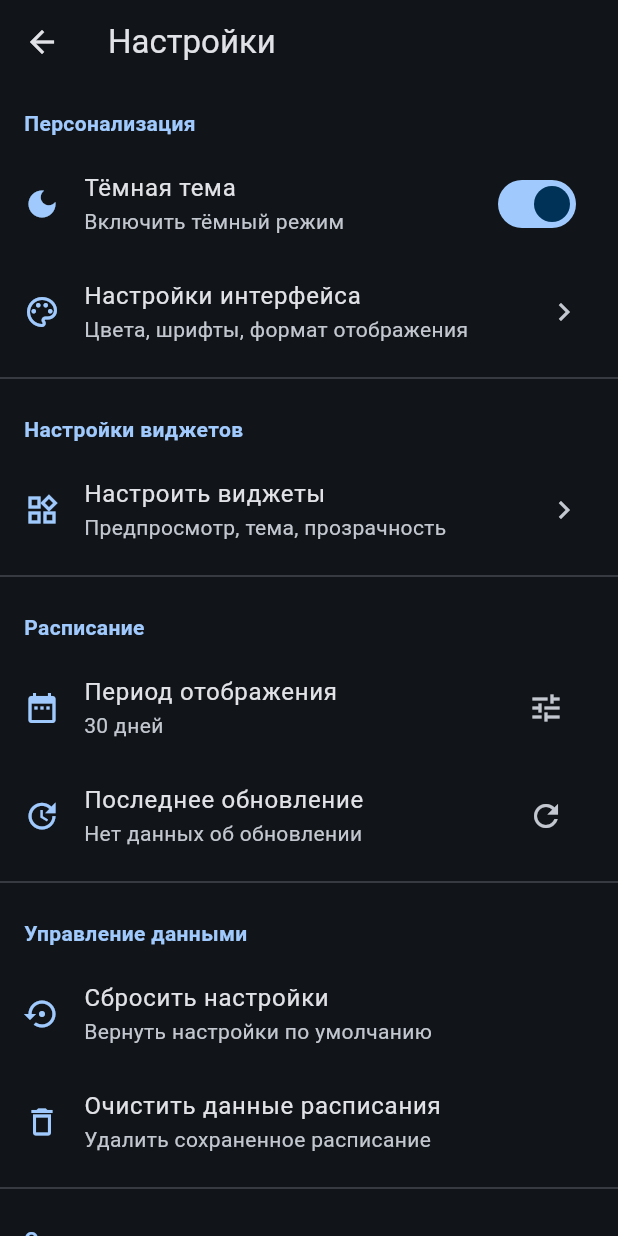
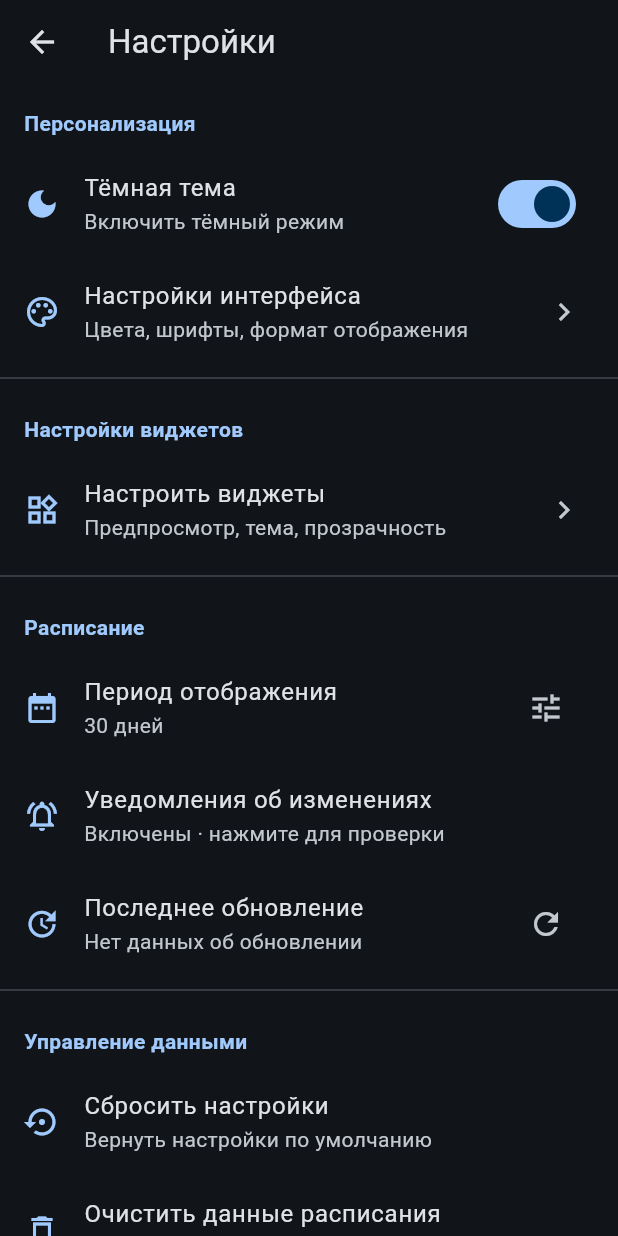
Before and after one commit to daniilgargun/MobilBTK, a Flutter app: the SettingsScreen screen opened directly, after a tap on "Тёмная тема", on a phone screen of 412 x 824 dp. Run offline on Flutter 3.47's test engine with Material 3 defaults, Android fonts, the phone set to English and light mode, and no system bars; drawn by our look-alikes of dynamic_color; our stand-ins replace awesome_snackbar_content, connectivity_plus, firebase_core, flutter_colorpicker, flutter_local_notifications, hive_flutter and 7 more; missing offline and left inert: home_widget, workmanager, yandex_mobileads; accounts and stored records are empty; network calls fail; statements that could not run were skipped.

Commit message:
Уведомления, восстановление поиска из избранного и компактные чипы
Уведомления об изменениях не приходили никогда:
- Фоновая задача Workmanager выполняется в отдельном изоляте, где
  ConnectivityService._scheduleProvider равен null и создаётся пустой
  ScheduleProvider. Из-за этого _previousScheduleData всегда оказывался
  null, сравнение расписаний не выполнялось и уведомление не отправлялось.
  Теперь снимок для сравнения берётся из базы, если в памяти пусто
- Обе стороны сравнения приводятся к актуальным дням: снимок из
  current_schedule читается с фильтром по дате, и без такой же фильтрации
  свежих данных вчерашний день с сайта выглядел бы как добавленный
- В настройках появилась строка «Уведомления об изменениях»: показывает
  состояние разрешения и по нажатию отправляет проверочное уведомление.
  Задействованы areNotificationsEnabled и showNewScheduleNotification,
  которые до этого нигде не вызывались

Поиск:
- Нажатие на чип избранного меняло запрос, но не текст в поле: расписание
  фильтровалось, а строка поиска выглядела пустой. Синхронизация поля
  перенесена в _onSearchChanged, поэтому работает для всех источников
- Чипы избранного и подсказок переведены с Wrap на горизонтальную
  прокрутку: с десятком избранных блок разрастался на несколько строк
  и отжимал расписание вниз, теперь его высота постоянна

Календарь:
- Строки списка в листе фильтра уплотнены (dense)

Co-Authored-By: Claude Opus 5 <noreply@anthropic.com>

```diff
--- a/lib/screens/settings_screen.dart
+++ b/lib/screens/settings_screen.dart
@@ -4,6 +4,7 @@ import 'package:package_info_plus/package_info_plus.dart';
 import 'package:provider/provider.dart';
 
 import '../services/database_service.dart';
+import '../services/notification_service.dart';
 import '../providers/personalization_provider.dart';
 import '../providers/schedule_provider.dart';
 
@@ -25,6 +26,7 @@ class SettingsScreen extends StatefulWidget {
 class _SettingsScreenState extends State<SettingsScreen> {
   bool? _isDarkMode;
   String _appVersion = '';
+  bool? _notificationsEnabled;
   int _storageDays = 30;
   String _lastUpdateInfo = 'Загрузка...';
 
@@ -32,6 +34,7 @@ class _SettingsScreenState extends State<SettingsScreen> {
   void initState() {
     super.initState();
     _loadSettings();
+    _loadNotificationsEnabled();
     _loadAppVersion();
     _loadLastUpdateInfo();
   }
@@ -191,6 +194,31 @@ class _SettingsScreenState extends State<SettingsScreen> {
           ),
         ],
       ),
+    );
+  }
+
+  Future<void> _loadNotificationsEnabled() async {
+    final enabled = await NotificationService().areNotificationsEnabled();
+    if (!mounted) return;
+    setState(() => _notificationsEnabled = enabled);
+  }
+
+  Future<void> _onNotificationsTap() async {
+    final service = NotificationService();
+
+    if (_notificationsEnabled == false) {
+      await service.openSystemSettings();
+      await _loadNotificationsEnabled();
+      return;
+    }
+
+    await service.showNewScheduleNotification(
+      'Если вы видите это уведомление, доставка работает.',
+    );
+
+    if (!mounted) return;
+    ScaffoldMessenger.of(context).showSnackBar(
+      const SnackBar(content: Text('Отправлено проверочное уведомление')),
     );
   }
 
@@ -431,6 +459,26 @@ class _SettingsScreenState extends State<SettingsScreen> {
             ],
           ),
         ),
+        // Уведомления приходят только об изменениях, найденных фоновым
+        // разбором, поэтому ждать их можно долго. Строка ниже позволяет
+        // сразу проверить, что доставка вообще работает.
+        ListTile(
+          title: const Text('Уведомления об изменениях'),
+          subtitle: Text(
+            _notificationsEnabled == null
+                ? 'Проверка…'
+                : _notificationsEnabled!
+                ? 'Включены · нажмите для проверки'
+                : 'Выключены — нажмите, чтобы включить',
+          ),
+          leading: Icon(
+            _notificationsEnabled == false
+                ? Icons.notifications_off_outlined
+                : Icons.notifications_active_outlined,
+            color: Theme.of(context).colorScheme.primary,
+          ),
+          onTap: _onNotificationsTap,
+        ),
         ListTile(
           title: const Text('Последнее обновление'),
           subtitle: Text(_lastUpdateInfo),
--- a/lib/widgets/calendar_filter_sheet.dart
+++ b/lib/widgets/calendar_filter_sheet.dart
@@ -239,6 +239,10 @@ class _CalendarFilterSheetState extends State<_CalendarFilterSheet> {
         final isSelected = item == selected;
 
         return ListTile(
+          // Групп под сорок, преподавателей ещё больше — с обычной
+          // высотой строки прокрутки получалось слишком много.
+          dense: true,
+          visualDensity: VisualDensity.compact,
           title: Text(item),
           selected: isSelected,
           trailing: isSelected
```
Also changed, not shown: lib/providers/schedule_provider.dart (+34 -18 lines), lib/screens/schedule_screen.dart (+69 -36 lines), lib/services/notification_service.dart (+9 -0 lines), 1 other file.
